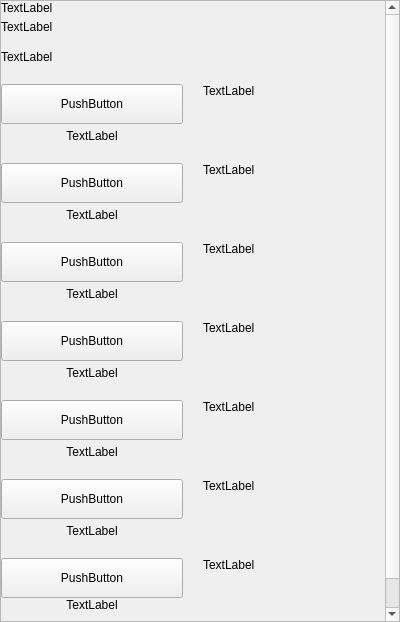
First picture: the form in src/qt/vitae/settings/forms/settingswalletrepairwidget.ui, repository VitaeTeam/Vitae, before the edit.
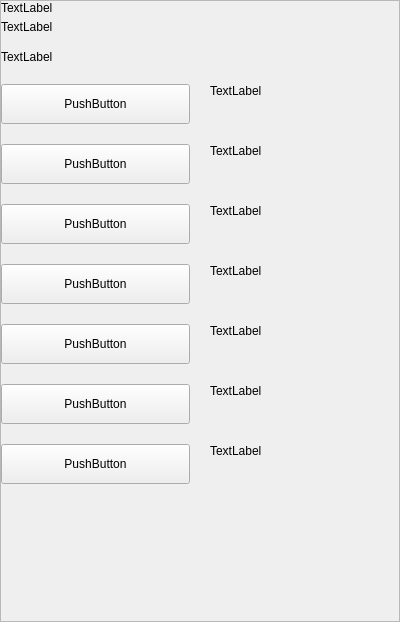
Second picture: the form after the edit.

Commit message: [GUI] check if the wallet is unlocked to perform certain actions + UI cleanup.

What changed in the file:
```diff
--- a/src/qt/vitae/settings/forms/settingswalletrepairwidget.ui
+++ b/src/qt/vitae/settings/forms/settingswalletrepairwidget.ui
@@ -66,8 +66,8 @@
           <rect>
            <x>0</x>
            <y>0</y>
-           <width>383</width>
-           <height>640</height>
+           <width>398</width>
+           <height>620</height>
           </rect>
          </property>
          <property name="autoFillBackground">
@@ -191,16 +191,6 @@
                 </property>
                </widget>
               </item>
-              <item>
-               <widget class="QLabel" name="labelSalvage">
-                <property name="text">
-                 <string>TextLabel</string>
-                </property>
-                <property name="alignment">
-                 <set>Qt::AlignCenter</set>
-                </property>
-               </widget>
-              </item>
              </layout>
             </item>
             <item>
@@ -263,16 +253,6 @@
                 </property>
                </widget>
               </item>
-              <item>
-               <widget class="QLabel" name="labelRescan">
-                <property name="text">
-                 <string>TextLabel</string>
-                </property>
-                <property name="alignment">
-                 <set>Qt::AlignCenter</set>
-                </property>
-               </widget>
-              </item>
              </layout>
             </item>
             <item>
@@ -335,16 +315,6 @@
                 </property>
                </widget>
               </item>
-              <item>
-               <widget class="QLabel" name="labelRecover1">
-                <property name="text">
-                 <string>TextLabel</string>
-                </property>
-                <property name="alignment">
-                 <set>Qt::AlignCenter</set>
-                </property>
-               </widget>
-              </item>
              </layout>
             </item>
             <item>
@@ -384,7 +354,7 @@
              <number>20</number>
             </property>
             <item>
-             <layout class="QVBoxLayout" name="verticalRecover2" stretch="0,0">
+             <layout class="QVBoxLayout" name="verticalRecover2" stretch="0">
               <property name="spacing">
                <number>5</number>
               </property>
@@ -407,16 +377,6 @@
                 </property>
                </widget>
               </item>
-              <item>
-               <widget class="QLabel" name="labelRecover2">
-                <property name="text">
-                 <string>TextLabel</string>
-                </property>
-                <property name="alignment">
-                 <set>Qt::AlignCenter</set>
-                </property>
-               </widget>
-              </item>
              </layout>
             </item>
             <item>
@@ -479,16 +439,6 @@
                 </property>
                </widget>
               </item>
-              <item>
-               <widget class="QLabel" name="labelUpgrade">
-                <property name="text">
-                 <string>TextLabel</string>
-                </property>
-                <property name="alignment">
-                 <set>Qt::AlignCenter</set>
-                </property>
-               </widget>
-              </item>
              </layout>
             </item>
             <item>
@@ -551,16 +501,6 @@
                 </property>
                </widget>
               </item>
-              <item>
-               <widget class="QLabel" name="labelRebuild">
-                <property name="text">
-                 <string>TextLabel</string>
-                </property>
-                <property name="alignment">
-                 <set>Qt::AlignCenter</set>
-                </property>
-               </widget>
-              </item>
              </layout>
             </item>
             <item>
@@ -623,16 +563,6 @@
                 </property>
                </widget>
               </item>
-              <item>
-               <widget class="QLabel" name="labelDelete">
-                <property name="text">
-                 <string>TextLabel</string>
-                </property>
-                <property name="alignment">
-                 <set>Qt::AlignCenter</set>
-                </property>
-               </widget>
-              </item>
              </layout>
             </item>
             <item>
```
The commit also changes 5 other files.
